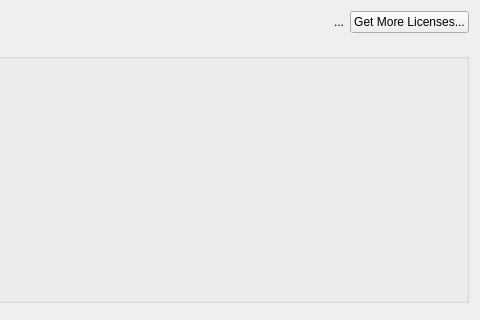
This is client/src/ui/widgets/properties/camera_schedule_widget.ui in networkoptix/nx_open as Qt 5 draws it before an edit; both pictures show x 477 to 957 and y 0 to 320 of the 957 by 528 pixel window. The edited form follows.
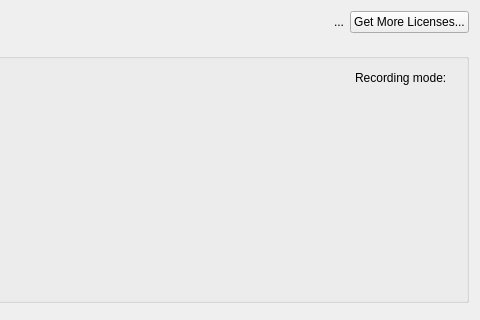
This is the edited form. Custom widgets are drawn as their Qt base class.

Commit message:
Panic display in camera settings.
<==== Mercurial data ====>
Branch: master

```diff
--- a/client/src/ui/widgets/properties/camera_schedule_widget.ui
+++ b/client/src/ui/widgets/properties/camera_schedule_widget.ui
@@ -121,6 +121,20 @@
           </property>
          </spacer>
         </item>
+        <item>
+         <widget class="QLabel" name="label_3">
+          <property name="text">
+           <string>Recording mode: </string>
+          </property>
+         </widget>
+        </item>
+        <item>
+         <widget class="QLabel" name="recordingModeLabel">
+          <property name="text">
+           <string/>
+          </property>
+         </widget>
+        </item>
        </layout>
       </item>
       <item>
```
The commit also changes 2 other files.
